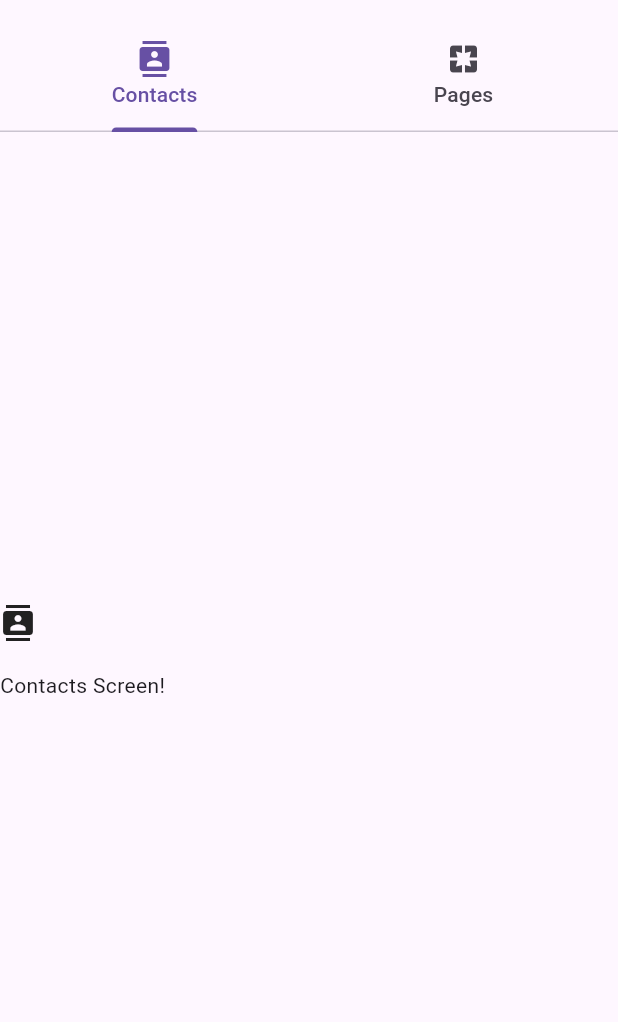
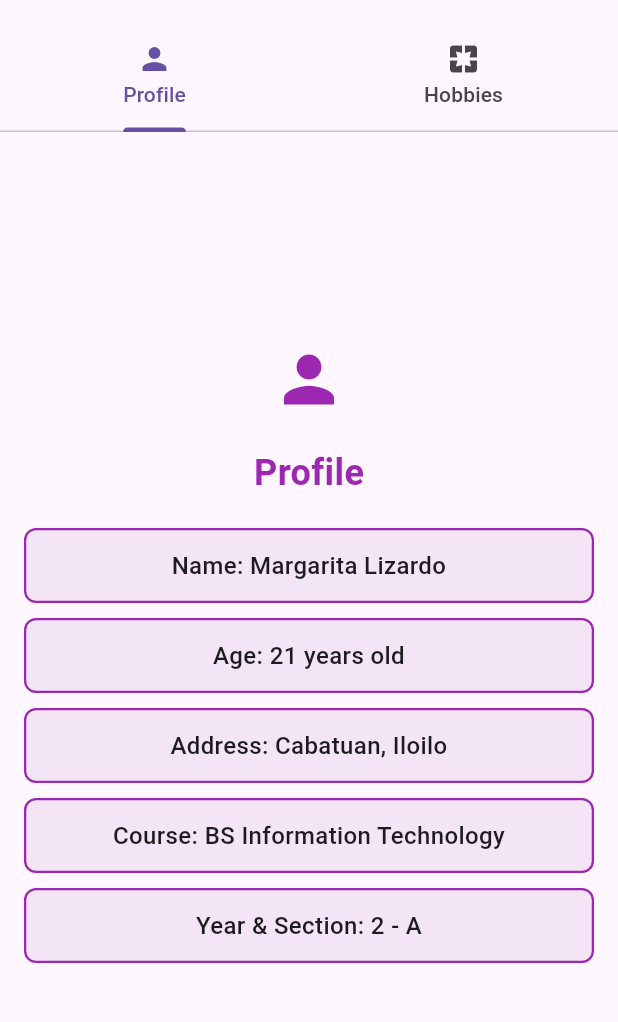
Before and after one commit to maggiieee1/unit-6_assignment_lastname, a Flutter app: the About_Me screen opened by its route, on a phone screen of 412 x 824 dp, the part 63-1085 px from its top. Run offline on Flutter 3.47's test engine with Material 3 defaults, Android fonts, the phone set to English and light mode, and no system bars.

Commit message:
save changes

```diff
--- a/lib/components/tab_widget_1.dart
+++ b/lib/components/tab_widget_1.dart
@@ -5,14 +5,48 @@ class TabWidget1 extends StatelessWidget {
 
   @override
   Widget build(BuildContext context) {
-    return const Column(
-      crossAxisAlignment: CrossAxisAlignment.start,
-      mainAxisAlignment: MainAxisAlignment.center,
-      children: [
-        Icon(Icons.contacts),
-        SizedBox(height: 20),
-        Text("Contacts Screen!"),
-      ],
+    return Center(
+      child: Padding(
+        padding: const EdgeInsets.all(16.0),
+        child: Column(
+          mainAxisAlignment: MainAxisAlignment.center,
+          children: [
+            const Icon(Icons.person, size: 50, color: Colors.purple),
+            const SizedBox(height: 20),
+            const Text(
+              "Profile",
+              style: TextStyle(fontSize: 24, fontWeight: FontWeight.bold, color: Colors.purple),
+            ),
+            const SizedBox(height: 20),
+            _buildInfoContainer("Name: Margarita Lizardo"),
+            const SizedBox(height: 10),
+            _buildInfoContainer("Age: 21 years old"),
+            const SizedBox(height: 10),
+            _buildInfoContainer("Address: Cabatuan, Iloilo"),
+            const SizedBox(height: 10),
+            _buildInfoContainer("Course: BS Information Technology"),
+            const SizedBox(height: 10),
+            _buildInfoContainer("Year & Section: 2 - A"),
+          ],
+        ),
+      ),
+    );
+  }
+
+  Widget _buildInfoContainer(String text) {
+    return Container(
+      padding: const EdgeInsets.all(12.0),
+      width: double.infinity,
+      decoration: BoxDecoration(
+        color: Colors.purple[50],
+        borderRadius: BorderRadius.circular(8),
+        border: Border.all(color: Colors.purple, width: 1.5),
+      ),
+      child: Text(
+        text,
+        style: const TextStyle(fontSize: 16, fontWeight: FontWeight.w500),
+        textAlign: TextAlign.center,
+      ),
     );
   }
 }
--- a/lib/screens/about_me.dart
+++ b/lib/screens/about_me.dart
@@ -19,8 +19,8 @@ class _About_MeState extends State<About_Me> {
           title: const Text("About Me"),
           bottom: const TabBar(
             tabs: [
-              Tab(icon: Icon(Icons.contacts), text: "Contacts"),
-              Tab(icon: Icon(Icons.pages), text: "Pages"),
+              Tab(icon: Icon(Icons.person), text: "Profile"),
+              Tab(icon: Icon(Icons.pages), text: "Hobbies"),
             ],
           ),
         ),
```
Also changed, not shown: lib/components/tab_widget_2.dart (+40 -8 lines), lib/screens/home_screen.dart (+12 -5 lines).
